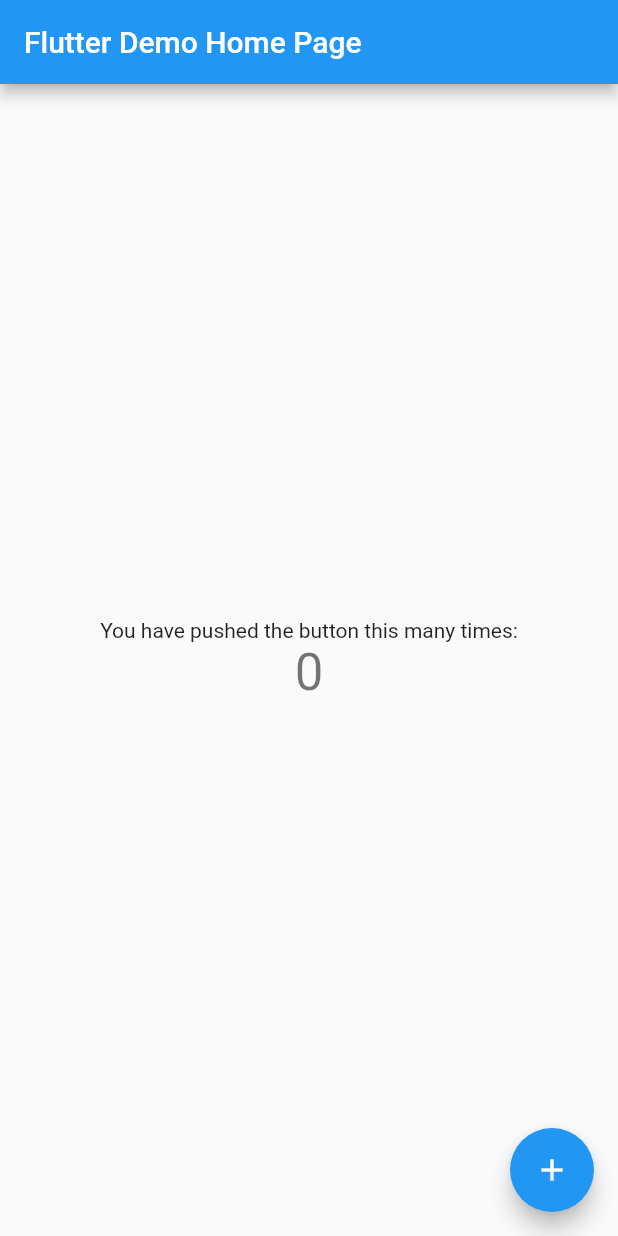
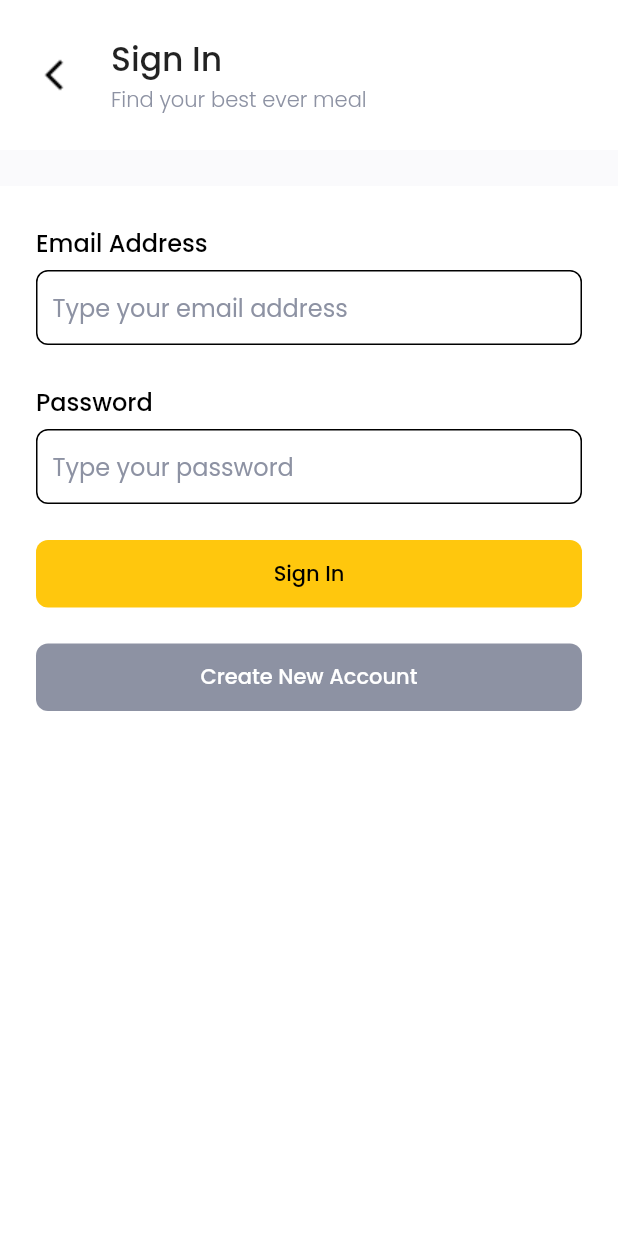
Before and after one commit to yosadade/foodmarket-flutter, a Flutter app: the screen it shows after launch, on a phone screen of 412 x 824 dp. Run offline on Flutter 3.47's test engine with Material 2 defaults, Android fonts, the phone set to English and light mode, and no system bars; our stand-ins replace flutter_spinkit, google_fonts, supercharged.

Commit message:
sign in page

```diff
--- a/lib/main.dart
+++ b/lib/main.dart
@@ -1,113 +1,17 @@
 import 'package:flutter/material.dart';
+import 'package:foodmarket/ui/pages/pages.dart';
+import 'package:supercharged/supercharged.dart';
 
 void main() {
   runApp(MyApp());
 }
 
 class MyApp extends StatelessWidget {
-  // This widget is the root of your application.
   @override
   Widget build(BuildContext context) {
     return MaterialApp(
-      title: 'Flutter Demo',
-      theme: ThemeData(
-        // This is the theme of your application.
-        //
-        // Try running your application with "flutter run". You'll see the
-        // application has a blue toolbar. Then, without quitting the app, try
-        // changing the primarySwatch below to Colors.green and then invoke
-        // "hot reload" (press "r" in the console where you ran "flutter run",
-        // or simply save your changes to "hot reload" in a Flutter IDE).
-        // Notice that the counter didn't reset back to zero; the application
-        // is not restarted.
-        primarySwatch: Colors.blue,
-      ),
-      home: MyHomePage(title: 'Flutter Demo Home Page'),
+        debugShowCheckedModeBanner: false,
+        home: SignInPage(),
     );
   }
 }
-
-class MyHomePage extends StatefulWidget {
-  MyHomePage({Key? key, required this.title}) : super(key: key);
-
-  // This widget is the home page of your application. It is stateful, meaning
-  // that it has a State object (defined below) that contains fields that affect
-  // how it looks.
-
-  // This class is the configuration for the state. It holds the values (in this
-  // case the title) provided by the parent (in this case the App widget) and
-  // used by the build method of the State. Fields in a Widget subclass are
-  // always marked "final".
-
-  final String title;
-
-  @override
-  _MyHomePageState createState() => _MyHomePageState();
-}
-
-class _MyHomePageState extends State<MyHomePage> {
-  int _counter = 0;
-
-  void _incrementCounter() {
-    setState(() {
-      // This call to setState tells the Flutter framework that something has
-      // changed in this State, which causes it to rerun the build method below
-      // so that the display can reflect the updated values. If we changed
-      // _counter without calling setState(), then the build method would not be
-      // called again, and so nothing would appear to happen.
-      _counter++;
-    });
-  }
-
-  @override
-  Widget build(BuildContext context) {
-    // This method is rerun every time setState is called, for instance as done
-    // by the _incrementCounter method above.
-    //
-    // The Flutter framework has been optimized to make rerunning build methods
-    // fast, so that you can just rebuild anything that needs updating rather
-    // than having to individually change instances of widgets.
-    return Scaffold(
-      appBar: AppBar(
-        // Here we take the value from the MyHomePage object that was created by
-        // the App.build method, and use it to set our appbar title.
-        title: Text(widget.title),
-      ),
-      body: Center(
-        // Center is a layout widget. It takes a single child and positions it
-        // in the middle of the parent.
-        child: Column(
-          // Column is also a layout widget. It takes a list of children and
-          // arranges them vertically. By default, it sizes itself to fit its
-          // children horizontally, and tries to be as tall as its parent.
-          //
-          // Invoke "debug painting" (press "p" in the console, choose the
-          // "Toggle Debug Paint" action from the Flutter Inspector in Android
-          // Studio, or the "Toggle Debug Paint" command in Visual Studio Code)
-          // to see the wireframe for each widget.
-          //
-          // Column has various properties to control how it sizes itself and
-          // how it positions its children. Here we use mainAxisAlignment to
-          // center the children vertically; the main axis here is the vertical
-          // axis because Columns are vertical (the cross axis would be
-          // horizontal).
-          mainAxisAlignment: MainAxisAlignment.center,
-          children: <Widget>[
-            Text(
-              'You have pushed the button this many times:',
-            ),
-            Text(
-              '$_counter',
-              style: Theme.of(context).textTheme.headline4,
-            ),
-          ],
-        ),
-      ),
-      floatingActionButton: FloatingActionButton(
-        onPressed: _incrementCounter,
-        tooltip: 'Increment',
-        child: Icon(Icons.add),
-      ), // This trailing comma makes auto-formatting nicer for build methods.
-    );
-  }
-}
--- /dev/null
+++ b/lib/shared/shared.dart
@@ -0,0 +1,5 @@
+import 'package:flutter/material.dart';
+import 'package:google_fonts/google_fonts.dart';
+import 'package:supercharged/supercharged.dart';
+
+part 'theme.dart';
--- /dev/null
+++ b/lib/shared/theme.dart
@@ -0,0 +1,13 @@
+part of 'shared.dart';
+
+Color mainColor = "FFC70D".toColor();
+Color greyColor = "8D92A3".toColor();
+
+TextStyle greyFontStyle = GoogleFonts.poppins().copyWith(color: greyColor);
+TextStyle blackFontStyle1 = GoogleFonts.poppins().copyWith(color: Colors.black, fontSize: 22, fontWeight: FontWeight.w500);
+TextStyle blackFontStyle2 = GoogleFonts.poppins().copyWith(color: Colors.black, fontSize: 16, fontWeight: FontWeight.w500);
+TextStyle blackFontStyle3 = GoogleFonts.poppins().copyWith(color: Colors.black);
+
+
+
+const double defaultMargin = 24;
--- /dev/null
+++ b/lib/ui/pages/general_page.dart
@@ -0,0 +1,77 @@
+part of 'pages.dart';
+
+class GeneralPage extends StatelessWidget {
+  final String title;
+  final String subtitle;
+  final Function onBackButtonPressed;
+  final Widget child;
+  final Color backColor;
+
+  GeneralPage(
+      {this.title = "Title",
+      this.subtitle = "subtitle",
+      required this.onBackButtonPressed,
+      required this.child,
+      required this.backColor});
+
+  @override
+  Widget build(BuildContext context) {
+    return Scaffold(
+      body: Stack(children: [
+        Container(color: Colors.white),
+        SafeArea(
+            child: Container(
+          color: backColor ?? Colors.white,
+        )),
+        SafeArea(
+          child: ListView(children: [
+            Column(children: [
+              Container(
+                  padding: EdgeInsets.symmetric(horizontal: defaultMargin),
+                  width: double.infinity,
+                  height: 100,
+                  color: Colors.white,
+                  child: Row(
+                    children: [
+                      onBackButtonPressed != null
+                          ? Container(
+                              width: 24,
+                              height: 24,
+                              margin: EdgeInsets.only(right: 26),
+                              decoration: BoxDecoration(
+                                  image: DecorationImage(
+                                      image:
+                                          AssetImage('assets/arrow_back.png'))))
+                          : SizedBox(),
+                      Column(
+                        crossAxisAlignment: CrossAxisAlignment.start,
+                        mainAxisAlignment: MainAxisAlignment.center,
+                        children: [
+                          Text(
+                            title,
+                            style: GoogleFonts.poppins(
+                                fontSize: 22, fontWeight: FontWeight.w500),
+                          ),
+                          Text(
+                            subtitle,
+                            style: GoogleFonts.poppins(
+                                color: '8D92A3'.toColor(),
+                                fontWeight: FontWeight.w300),
+                          )
+                        ],
+                      )
+                    ],
+                  )),
+              Container(
+                height: defaultMargin,
+                width: double.infinity,
+                color: '#FAFAFC'.toColor(),
+              ),
+                  child ?? SizedBox()
+            ]),
+          ]),
+        ),
+      ]),
+    );
+  }
+}
--- /dev/null
+++ b/lib/ui/pages/pages.dart
@@ -0,0 +1,9 @@
+import 'package:flutter/material.dart';
+import 'package:flutter/cupertino.dart';
+import 'package:flutter_spinkit/flutter_spinkit.dart';
+import 'package:foodmarket/shared/shared.dart';
+import 'package:google_fonts/google_fonts.dart';
+import 'package:supercharged/supercharged.dart';
+
+part 'general_page.dart';
+part 'sign_in_page.dart';
--- /dev/null
+++ b/lib/ui/pages/sign_in_page.dart
@@ -0,0 +1,111 @@
+part of 'pages.dart';
+
+class SignInPage extends StatefulWidget {
+  @override
+  _SignInPageState createState() => _SignInPageState();
+}
+
+class _SignInPageState extends State<SignInPage> {
+  @override
+  Widget build(BuildContext context) {
+    TextEditingController emailController = TextEditingController();
+    TextEditingController passwordController = TextEditingController();
+    bool isLoading = false;
+    return GeneralPage(
+      title: 'Sign In',
+      subtitle: 'Find your best ever meal',
+      onBackButtonPressed: () {},
+      backColor: Colors.white,
+      child: Column(
+        children: [
+          Container(
+            width: double.infinity,
+            margin: EdgeInsets.fromLTRB(defaultMargin, 26, defaultMargin, 6),
+            child: Text(
+              'Email Address',
+              style: blackFontStyle2,
+            ),
+          ),
+          Container(
+            width: double.infinity,
+            margin: EdgeInsets.symmetric(horizontal: defaultMargin),
+            padding: EdgeInsets.symmetric(horizontal: 10),
+            decoration: BoxDecoration(
+              borderRadius: BorderRadius.circular(8),
+              border: Border.all(color: Colors.black),
+            ),
+            child: TextField(
+              controller: emailController,
+              decoration: InputDecoration(
+                  border: InputBorder.none,
+                  hintStyle: greyFontStyle,
+                  hintText: 'Type your email address'),
+            ),
+          ),
+          Container(
+            width: double.infinity,
+            margin: EdgeInsets.fromLTRB(defaultMargin, 26, defaultMargin, 6),
+            child: Text(
+              'Password',
+              style: blackFontStyle2,
+            ),
+          ),
+          Container(
+            width: double.infinity,
+            margin: EdgeInsets.symmetric(horizontal: defaultMargin),
+            padding: EdgeInsets.symmetric(horizontal: 10),
+            decoration: BoxDecoration(
+              borderRadius: BorderRadius.circular(8),
+              border: Border.all(color: Colors.black),
+            ),
+            child: TextField(
+              controller: passwordController,
+              decoration: InputDecoration(
+                  border: InputBorder.none,
+                  hintStyle: greyFontStyle,
+                  hintText: 'Type your password'),
+            ),
+          ),
+          Container(
+              width: double.infinity,
+              margin: EdgeInsets.only(top: 24),
+              height: 45,
+              padding: EdgeInsets.symmetric(horizontal: defaultMargin),
+              child: isLoading
+                  ? SpinKitFadingCircle(size: 45, color: mainColor)
+                  : RaisedButton(
+                      onPressed: () {},
+                      elevation: 0,
+                      shape: RoundedRectangleBorder(
+                          borderRadius: BorderRadius.circular(8)),
+                      color: mainColor,
+                      child: Text('Sign In',
+                          style: GoogleFonts.poppins(
+                            color: Colors.black,
+                            fontWeight: FontWeight.w500,
+                          )),
+                    )),
+                              Container(
+              width: double.infinity,
+              margin: EdgeInsets.only(top: 24),
+              height: 45,
+              padding: EdgeInsets.symmetric(horizontal: defaultMargin),
+              child: isLoading
+                  ? SpinKitFadingCircle(size: 45, color: mainColor)
+                  : RaisedButton(
+                      onPressed: () {},
+                      elevation: 0,
+                      shape: RoundedRectangleBorder(
+                          borderRadius: BorderRadius.circular(8)),
+                      color: greyColor,
+                      child: Text('Create New Account',
+                          style: GoogleFonts.poppins(
+                            color: Colors.white,
+                            fontWeight: FontWeight.w500,
+                          )),
+                    ))
+        ],
+      ),
+    );
+  }
+}
```
Also changed, not shown: pubspec.yaml (+6 -2 lines), assets/arrow_back.png (added), pubspec.lock.
